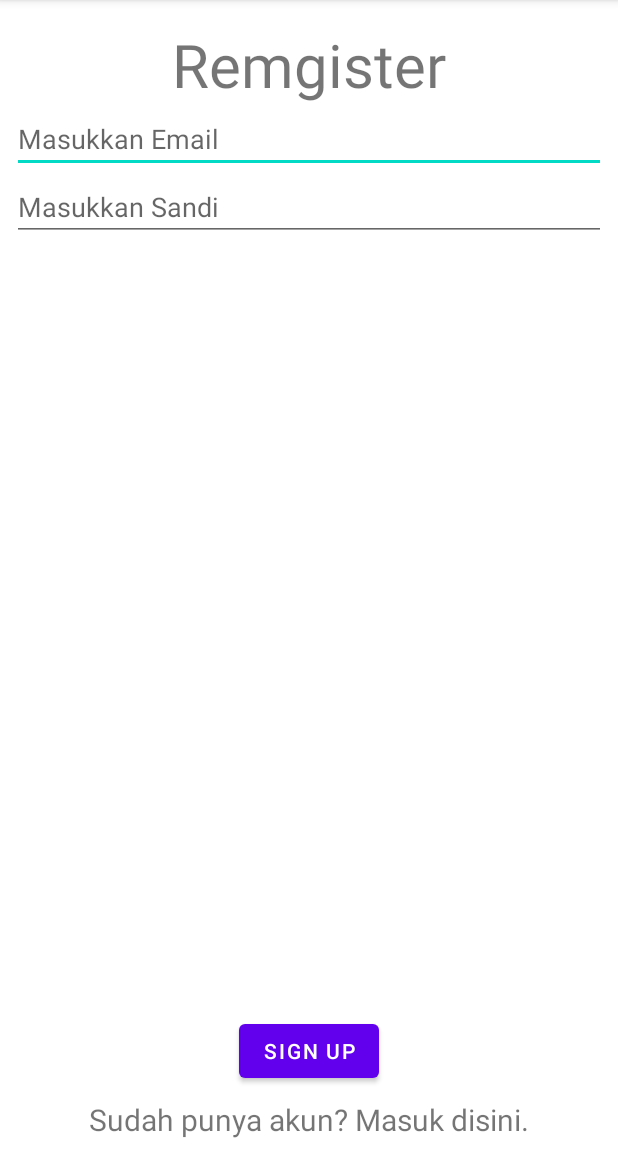
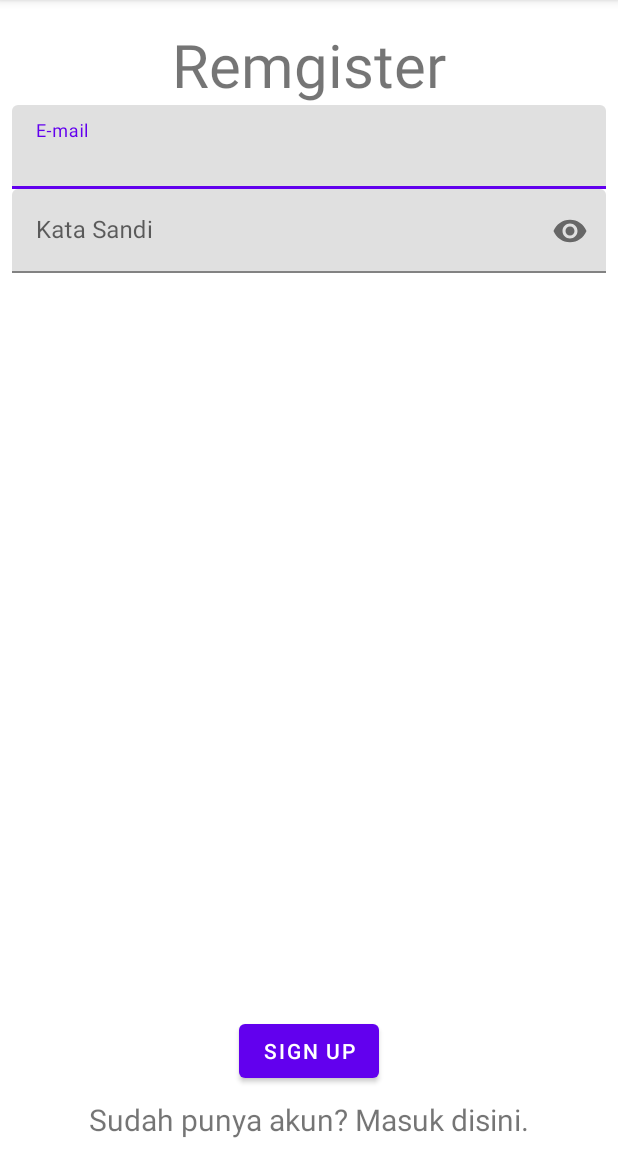
Before and after one commit to MikuAuahDark/pma-assignment-3, an Android app: the screen it shows after launch (MainActivity), on a phone screen of 412 x 824 dp, the part 84-1236 px from its top. Run offline under Robolectric (Android 15) with nearby library versions, the phone set to English and light mode, and no system bars; our stand-ins replace Firebase (no records; nobody signed in at launch, a user with empty details on screens opened directly).

Commit message:
Show password button

```diff
--- a/app/src/main/res/layout/activity_main.xml
+++ b/app/src/main/res/layout/activity_main.xml
@@ -23,27 +23,40 @@
         app:layout_constraintRight_toRightOf="parent"
         app:layout_constraintTop_toTopOf="parent" />
 
-    <EditText
-        android:id="@+id/editTextTextEmailAddress"
+    <com.google.android.material.textfield.TextInputLayout
+        android:id="@+id/textInputLayout3"
         android:layout_width="0dp"
         android:layout_height="wrap_content"
-        android:ems="10"
-        android:hint="Masukkan Email"
-        android:inputType="textEmailAddress"
+        android:hint="E-mail"
         app:layout_constraintEnd_toEndOf="parent"
         app:layout_constraintStart_toStartOf="parent"
-        app:layout_constraintTop_toBottomOf="@+id/textView" />
+        app:layout_constraintTop_toBottomOf="@+id/textView">
 
-    <EditText
-        android:id="@+id/editTextTextPassword"
+        <com.google.android.material.textfield.TextInputEditText
+            android:id="@+id/editTextTextEmailAddress"
+            android:layout_width="match_parent"
+            android:layout_height="wrap_content"
+            android:autofillHints="emailAddress"
+            android:inputType="textEmailAddress" />
+    </com.google.android.material.textfield.TextInputLayout>
+
+    <com.google.android.material.textfield.TextInputLayout
+        android:id="@+id/textInputLayout4"
         android:layout_width="0dp"
         android:layout_height="wrap_content"
-        android:ems="10"
-        android:hint="Masukkan Sandi"
-        android:inputType="textPassword"
+        android:hint="Kata Sandi"
         app:layout_constraintEnd_toEndOf="parent"
         app:layout_constraintStart_toStartOf="parent"
-        app:layout_constraintTop_toBottomOf="@+id/editTextTextEmailAddress" />
+        app:layout_constraintTop_toBottomOf="@+id/textInputLayout3"
+        app:passwordToggleEnabled="true">
+
+        <com.google.android.material.textfield.TextInputEditText
+            android:id="@+id/editTextTextPassword"
+            android:layout_width="match_parent"
+            android:layout_height="wrap_content"
+            android:inputType="textPassword"
+            android:autofillHints="password" />
+    </com.google.android.material.textfield.TextInputLayout>
 
     <Button
         android:id="@+id/button"
```
Also changed, not shown: app/src/main/res/layout/activity_lomgin.xml (+31 -14 lines).
